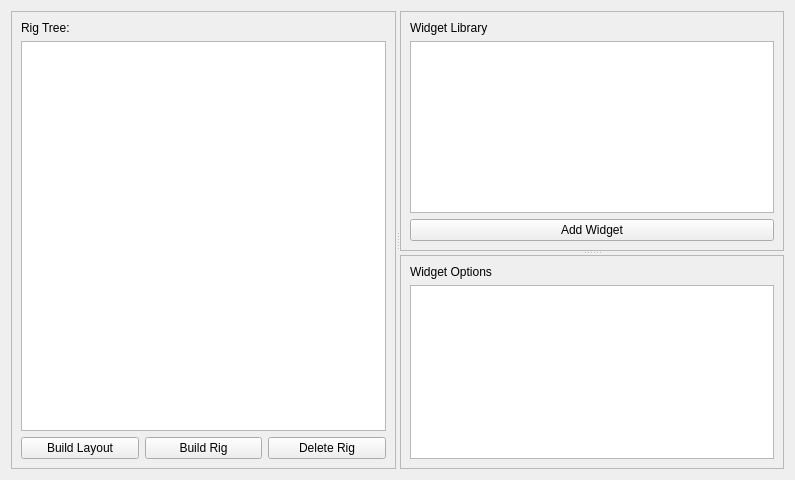
Above: ui_resources/rigwidget.ui from jspatrick/beings before the change. Below: the same form after it.
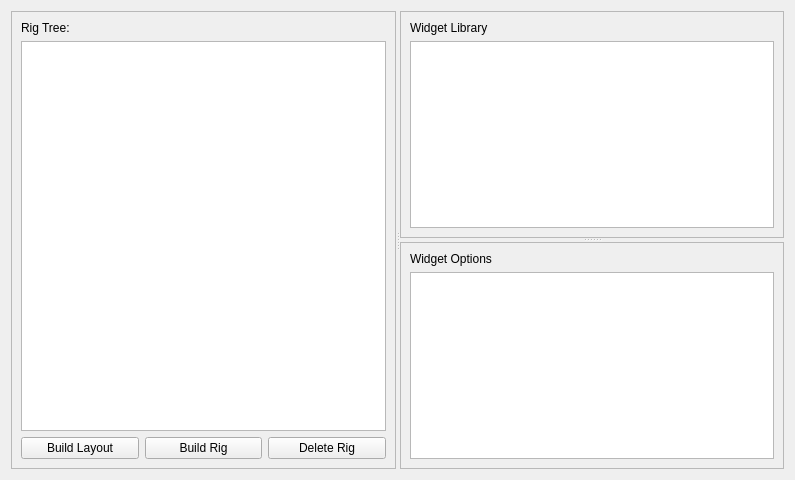
That is the form after the change. Custom widgets are drawn as their Qt base class.

```diff
--- a/ui_resources/rigwidget.ui
+++ b/ui_resources/rigwidget.ui
@@ -13,6 +13,9 @@
   <property name="windowTitle">
    <string>Beings</string>
   </property>
+  <property name="styleSheet">
+   <string notr="true"/>
+  </property>
   <layout class="QGridLayout" name="gridLayout_2">
    <item row="0" column="0">
     <widget class="QSplitter" name="splitter_2">
@@ -85,13 +88,6 @@
         <item row="1" column="0">
          <widget class="WidgetList" name="widgetList"/>
         </item>
-        <item row="2" column="0">
-         <widget class="QPushButton" name="addWidgetBtn">
-          <property name="text">
-           <string>Add Widget</string>
-          </property>
-         </widget>
-        </item>
        </layout>
       </widget>
       <widget class="QFrame" name="frame_3">
```
